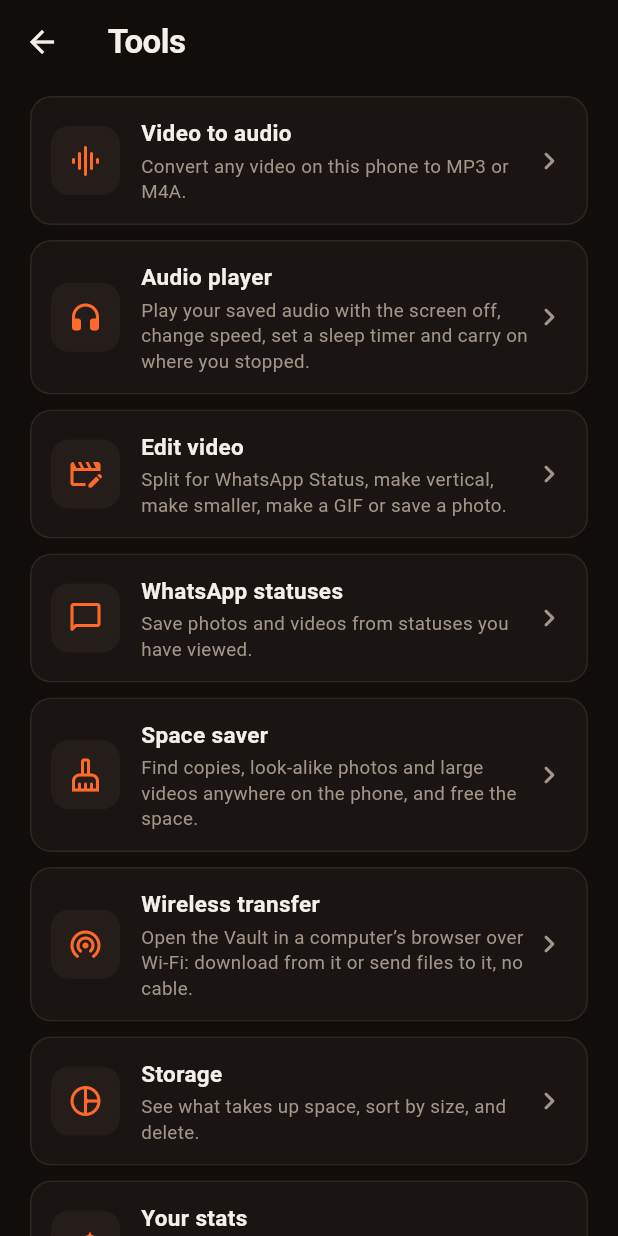
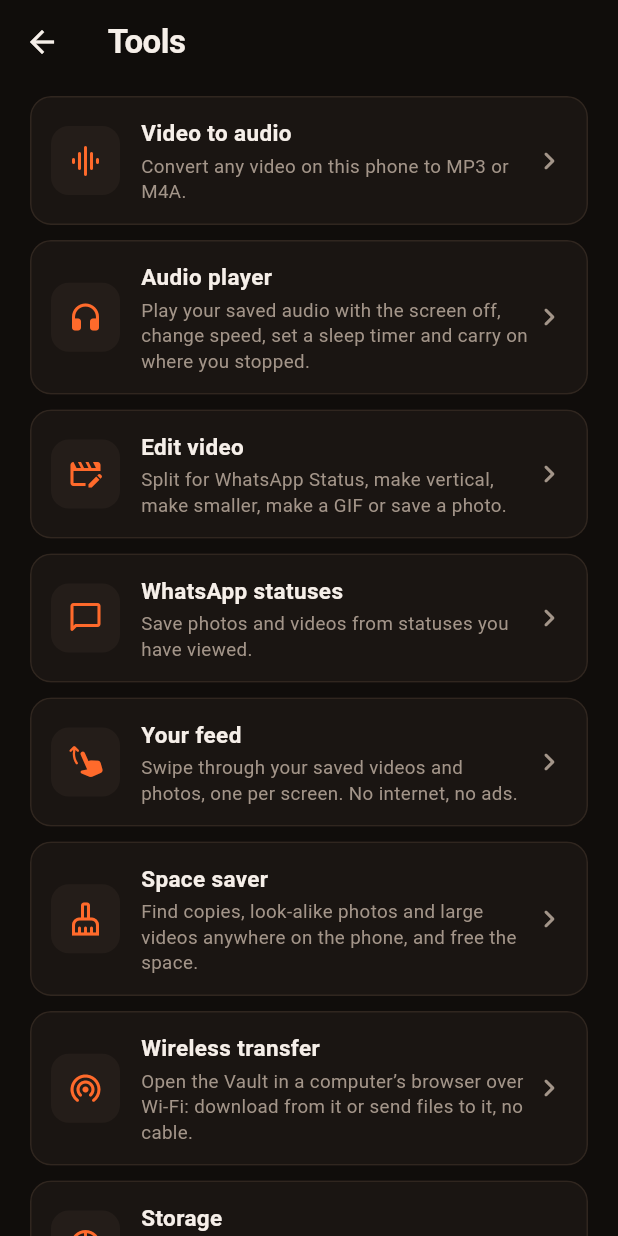
Before and after one commit to sulaimanmokhaniq/savekit, a Flutter app: the ToolsScreen screen opened directly, on a phone screen of 412 x 824 dp. Run offline on Flutter 3.47's test engine with Material 3 defaults, Android fonts, the phone set to English and light mode, and no system bars; our stand-ins replace audio_service, connectivity_plus, cupertino_ui, flutter_riverpod, hive_ce_flutter, just_audio and 5 more; missing offline and left inert: flutter_inappwebview, qr, receive_sharing_intent; accounts and stored records are empty.

Commit message:
Add your feed: saved videos and photos, one per screen
A vertical, swipe-up feed of the Vault's videos and photos, newest first
or shuffled, with sound, share and delete on each. Only the page on
screen holds a video player, so long feeds stay light. The Vault's lock
covers it. Opens from the Vault and from Tools.

Also adds Arabic for the space saver, wireless transfer and feed.

Co-Authored-By: Claude Opus 5.5 <noreply@anthropic.com>
Claude-Session: https://claude.ai/code/session_01SFDv9dEZRvdfhWtL54Xp5Z

```diff
--- a/lib/core/l10n/strings_ar.dart
+++ b/lib/core/l10n/strings_ar.dart
@@ -465,4 +465,107 @@ const arabicStrings = <String, String>{
       'غيّرت المنصة شيئًا ما. حدّث المحرّك ثم حاول مجددًا.',
   'The file downloaded but could not be finished. Try another quality.':
       'نُزّل الملف لكن تعذّر إكماله. جرّب جودة أخرى.',
+  'Keep at least one of each group.':
+      'أبقِ ملفًا واحدًا على الأقل من كل مجموعة.',
+  'This removes it from the phone and the gallery for good, freeing {}. Android may ask you to confirm.':
+      'سيُحذف نهائيًا من الهاتف والمعرض، فيتوفر {}. قد يطلب أندرويد تأكيدك.',
+  'This removes them from the phone and the gallery for good, freeing {}. Android may ask you to confirm.':
+      'ستُحذف نهائيًا من الهاتف والمعرض، فيتوفر {}. قد يطلب أندرويد تأكيدك.',
+  'Freed {}.': 'تم توفير {}.',
+  'Nothing was deleted.': 'لم يُحذف شيء.',
+  'Nothing to make smaller.': 'لا يوجد ما يمكن تصغيره.',
+  'Making {} smaller. Follow it in the Queue, then come back here to delete the originals.':
+      'جارٍ تصغير {}. تابع ذلك في قائمة التنزيل، ثم عد إلى هنا لحذف الأصول.',
+  'Space saver': 'موفّر المساحة',
+  'Scan again': 'فحص من جديد',
+  'SaveKit needs access to your photos and videos to look for space. Allow it, or turn it on in the phone’s Settings.': 'يحتاج SaveKit إلى الوصول إلى صورك وفيديوهاتك للبحث عن مساحة. اسمح بذلك، أو فعّله من إعدادات الهاتف.',
+  'The scan could not finish: {}': 'تعذّر إكمال الفحص: {}',
+  'Copies ({})': 'النسخ المكررة ({})',
+  'Look-alikes ({})': 'المتشابهة ({})',
+  'Keep': 'إبقاء',
+  'No copies found': 'لا توجد نسخ مكررة',
+  'No photo or video is on this phone twice.':
+      'لا توجد صورة أو فيديو مكرر على هذا الهاتف.',
+  'No look-alikes found': 'لا توجد صور متشابهة',
+  'No photos that look nearly the same were found.':
+      'لم يُعثر على صور شبه متطابقة.',
+  'Photos taken close together that look nearly the same. Tap the ones to delete; hold one to see it larger.': 'صور التُقطت في أوقات متقاربة وتبدو شبه متطابقة. اضغط على ما تريد حذفه، واضغط مطولًا لرؤية الصورة أكبر.',
+  'Tap the files to delete': 'اضغط على الملفات لحذفها',
+  'Tick the videos to make smaller': 'حدد الفيديوهات لتصغيرها',
+  'Make {} smaller · saves about {}': 'تصغير {} · يوفّر حوالي {}',
+  'Find space on this phone': 'ابحث عن مساحة على هذا الهاتف',
+  'SaveKit looks through all your photos and videos, not only the ones it saved, and shows what can go.': 'يفحص SaveKit كل صورك وفيديوهاتك، لا ما حفظه فقط، ويعرض ما يمكن الاستغناء عنه.',
+  'Copies: the same photo or video stored more than once.':
+      'النسخ المكررة: الصورة أو الفيديو نفسه محفوظ أكثر من مرة.',
+  'Look-alikes: photos that are nearly the same shot.':
+      'المتشابهة: صور تكاد تكون اللقطة نفسها.',
+  'Large videos: made smaller, with the saving shown first.':
+      'الفيديوهات الكبيرة: تُصغَّر، مع عرض المساحة الموفّرة مسبقًا.',
+  'Everything happens on the phone, and nothing is deleted until you have looked and agreed.':
+      'كل شيء يتم على الهاتف، ولا يُحذف شيء قبل أن تراجعه وتوافق.',
+  'Scan my phone': 'افحص هاتفي',
+  'Looking for copies…': 'جارٍ البحث عن النسخ المكررة…',
+  'Comparing photos…': 'جارٍ مقارنة الصور…',
+  'Listing photos and videos…': 'جارٍ حصر الصور والفيديوهات…',
+  'A large gallery can take a few minutes.':
+      'قد يستغرق المعرض الكبير بضع دقائق.',
+  'Nothing to free': 'لا يوجد ما يمكن توفيره',
+  'Up to {} can be freed': 'يمكن توفير حتى {}',
+  '{} photos and videos checked': 'تم فحص {} صورة وفيديو',
+  '{} files · {} extra': '{} ملفات · {} زائدة',
+  '1 smaller copy is ready': 'نسخة مصغّرة واحدة جاهزة',
+  '{} smaller copies are ready': '{} نسخ مصغّرة جاهزة',
+  'The copies are in your gallery, in the SaveKit album. Check one, then delete the originals to free {}.': 'النسخ في معرضك داخل ألبوم SaveKit. تحقق من إحداها، ثم احذف الأصول لتوفير {}.',
+  'Delete the originals': 'حذف الأصول',
+  'Good quality': 'جودة جيدة',
+  'Smallest': 'الأصغر حجمًا',
+  'Full HD at most. Hard to tell from the original on a phone. Originals stay until you delete them.': 'بدقة Full HD كحد أقصى. يصعب تمييزها عن الأصل على الهاتف. تبقى الأصول حتى تحذفها.',
+  'HD at most. Much smaller and a little softer. Originals stay until you delete them.':
+      'بدقة HD كحد أقصى. أصغر بكثير وأقل حدة قليلًا. تبقى الأصول حتى تحذفها.',
+  'No large videos': 'لا توجد فيديوهات كبيرة',
+  'No video would get much smaller.': 'لا يوجد فيديو سيصغر حجمه كثيرًا.',
+  'Making a smaller copy…': 'جارٍ إنشاء نسخة أصغر…',
+  '{} · {} now · about {} after': '{} · {} الآن · حوالي {} بعد التصغير',
+  'Your feed': 'خلاصتك',
+  'Swipe through your saved videos and photos, one per screen. No internet, no ads.': 'تصفّح فيديوهاتك وصورك المحفوظة، واحدًا في كل شاشة. بلا إنترنت ولا إعلانات.',
+  'Find copies, look-alike photos and large videos anywhere on the phone, and free the space.': 'اعثر على النسخ المكررة والصور المتشابهة والفيديوهات الكبيرة في الهاتف كله، ووفّر المساحة.',
+  'Wireless transfer': 'النقل اللاسلكي',
+  'Open the Vault in a computer’s browser over Wi-Fi: download from it or send files to it, no cable.': 'افتح الخزنة في متصفح الكمبيوتر عبر Wi-Fi: نزّل منها أو أرسل ملفات إليها، بلا كابل.',
+  'Enter the code shown on the phone': 'أدخل الرمز الظاهر على الهاتف',
+  'Wrong code. Check the phone and try again.':
+      'رمز خاطئ. تحقق من الهاتف وحاول مجددًا.',
+  'Too many wrong codes. Restart the transfer on the phone.':
+      'محاولات خاطئة كثيرة. أعد تشغيل النقل من الهاتف.',
+  'On the phone': 'على الهاتف',
+  'Nothing saved yet.': 'لا يوجد شيء محفوظ بعد.',
+  'Send files to the phone': 'إرسال ملفات إلى الهاتف',
+  'Choose files, or drop them here.': 'اختر ملفات، أو اسحبها وأفلتها هنا.',
+  'Saved on the phone': 'حُفظ على الهاتف',
+  'Could not be sent': 'تعذّر الإرسال',
+  'Unlock it to share its files.': 'افتحها لمشاركة ملفاتها.',
+  'No Wi-Fi': 'لا يوجد Wi-Fi',
+  'Connect this phone to Wi-Fi, or turn on its hotspot and connect the other device to it.': 'وصّل هذا الهاتف بشبكة Wi-Fi، أو شغّل نقطة الاتصال فيه ووصّل الجهاز الآخر بها.',
+  'Sharing could not start': 'تعذّر بدء المشاركة',
+  'Close the screen and open it again.': 'أغلق الشاشة وافتحها من جديد.',
+  'Get your saved files onto a computer, or send files to this phone, without a cable.': 'انقل ملفاتك المحفوظة إلى الكمبيوتر، أو أرسل ملفات إلى هذا الهاتف، بلا كابل.',
+  'Connect the computer to the same Wi-Fi as this phone.':
+      'وصّل الكمبيوتر بشبكة Wi-Fi نفسها المتصل بها هذا الهاتف.',
+  'Open this address in its browser:': 'افتح هذا العنوان في متصفحه:',
+  'Address copied': 'تم نسخ العنوان',
+  'Enter this code:': 'أدخل هذا الرمز:',
+  'QR code for the address': 'رمز QR للعنوان',
+  'Or scan this with another phone’s camera. It opens straight away, with no code to type.':
+      'أو امسح هذا بكاميرا هاتف آخر. يفتح مباشرة بلا رمز تكتبه.',
+  'Keep this screen open. Sharing stops as soon as you leave it, and only devices on your Wi-Fi with the code get in.': 'أبقِ هذه الشاشة مفتوحة. تتوقف المشاركة فور مغادرتها، ولا يدخل إلا الأجهزة المتصلة بشبكتك والتي تملك الرمز.',
+  'RECEIVED ({})': 'المستلَمة ({})',
+  'They are in the Vault.': 'إنها في الخزنة.',
+  'Copy': 'نسخ',
+  'Shuffle': 'ترتيب عشوائي',
+  'Unlock it to watch your feed.': 'افتحها لمشاهدة خلاصتك.',
+  'Nothing to watch yet': 'لا يوجد ما يُشاهد بعد',
+  'Videos and photos you save appear here, one per screen. Swipe up for the next.': 'تظهر هنا الفيديوهات والصور التي تحفظها، واحدًا في كل شاشة. اسحب للأعلى للتالي.',
+  'Sound on': 'تشغيل الصوت',
+  'Sound off': 'كتم الصوت',
+  'Smaller copy': 'نسخة أصغر',
+  'Sent from another device': 'أُرسل من جهاز آخر',
 };
--- a/lib/features/tools/presentation/tools_screen.dart
+++ b/lib/features/tools/presentation/tools_screen.dart
@@ -6,6 +6,7 @@ import '../../../core/widgets/formatters.dart';
 import '../application/storage_controller.dart';
 import '../../player/audio_player_screen.dart';
 import '../../transfer/transfer_screen.dart';
+import '../../vault/presentation/feed_screen.dart';
 import 'converter_screen.dart';
 import 'space_saver_screen.dart';
 import 'editor_screen.dart';
@@ -70,6 +71,16 @@ class ToolsScreen extends ConsumerWidget {
               'Save photos and videos from statuses you have viewed.',
             ),
             onTap: () => _open(context, const StatusSaverScreen()),
+          ),
+          const SizedBox(height: 10),
+          _ToolCard(
+            icon: Icons.swipe_up_rounded,
+            title: tr('Your feed'),
+            subtitle: tr(
+              'Swipe through your saved videos and photos, one per screen. '
+              'No internet, no ads.',
+            ),
+            onTap: () => _open(context, const FeedScreen()),
           ),
           const SizedBox(height: 10),
           _ToolCard(
--- a/lib/features/vault/presentation/vault_screen.dart
+++ b/lib/features/vault/presentation/vault_screen.dart
@@ -1,3 +1,5 @@
+import 'feed_screen.dart';
+
 import 'package:flutter_riverpod/flutter_riverpod.dart';
 import 'package:material_ui/material_ui.dart';
 import 'package:share_plus/share_plus.dart';
@@ -277,6 +279,13 @@ class _VaultScreenState extends ConsumerState<VaultScreen> {
               icon: const Icon(Icons.delete_outline_rounded),
             ),
           ] else if (all.isNotEmpty) ...[
+            IconButton(
+              onPressed: () => Navigator.of(context).push(
+                MaterialPageRoute<void>(builder: (_) => const FeedScreen()),
+              ),
+              tooltip: tr('Your feed'),
+              icon: const Icon(Icons.swipe_up_rounded),
+            ),
             IconButton(
               onPressed: () => setState(() {
                 _searching = !_searching;
```
Also changed, not shown: lib/features/vault/presentation/feed_screen.dart (added, +487 -0 lines), 1 other file.
